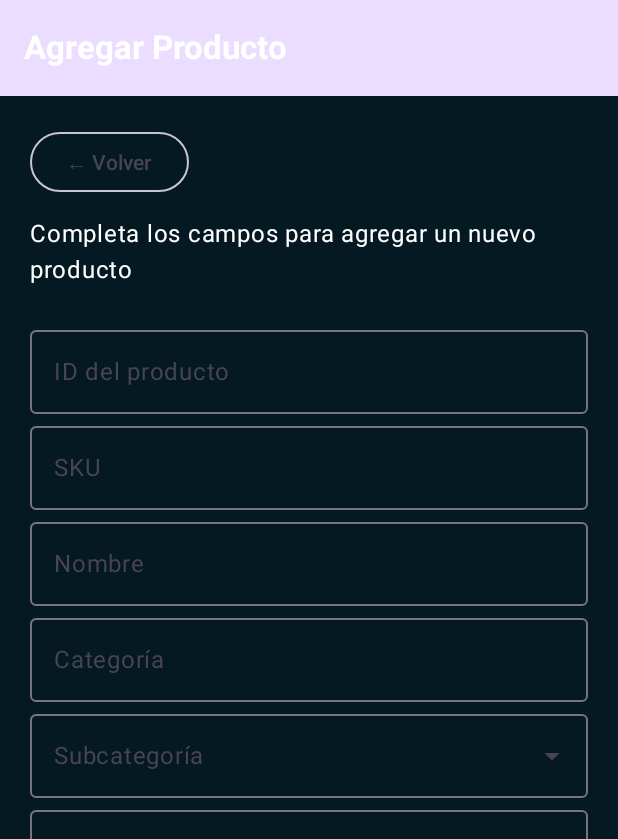
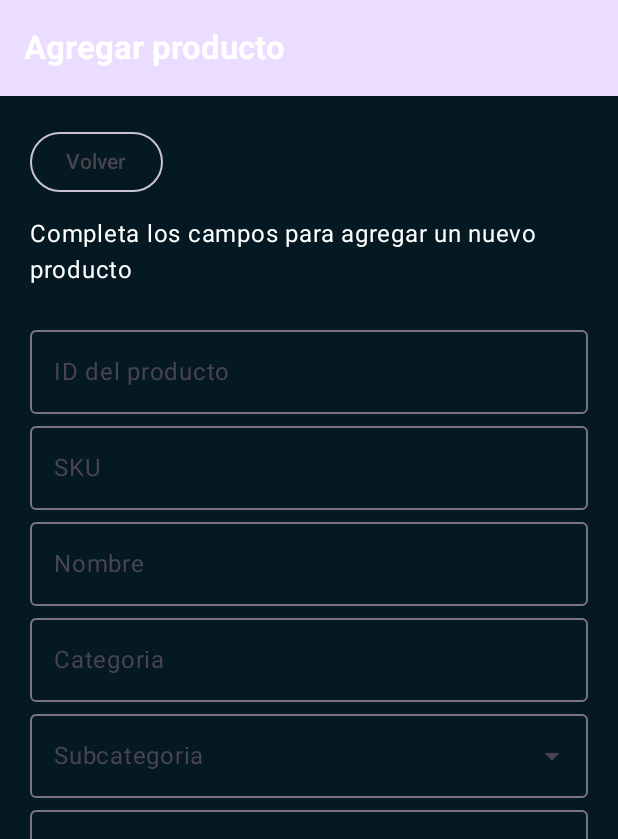
Before and after one commit to alexwpkd/Application_Alpha_Squad, an Android app built with Jetpack Compose: the administradorAgregarProducto screen opened through its navigation route, on a phone screen of 412 x 824 dp. Shown: the top 839 px of the screen. Run offline under Robolectric (Android 15) with nearby library versions, the phone set to English and light mode, and no system bars.

Commit message:
Cambios ortograficos

```diff
--- a/app/src/main/java/com/example/myapplication/View/AdministradorAgregarProducto.kt
+++ b/app/src/main/java/com/example/myapplication/View/AdministradorAgregarProducto.kt
@@ -68,7 +68,7 @@ fun administradorAgregarProducto(
         snackbarHost = { SnackbarHost(snackbarHostState) },
         topBar = {
             TopAppBar(
-                title = { Text("Agregar Producto", fontWeight = FontWeight.Bold) },
+                title = { Text("Agregar producto", fontWeight = FontWeight.Bold) },
                 colors = TopAppBarDefaults.topAppBarColors(
                     containerColor = MaterialTheme.colorScheme.primaryContainer
                 )
@@ -88,7 +88,7 @@ fun administradorAgregarProducto(
                 onClick = { navController.navigate("admin") },
                 modifier = Modifier.align(Alignment.Start)
             ) {
-                Text("← Volver")
+                Text("Volver")
             }
 
             Spacer(modifier = Modifier.height(12.dp))
@@ -121,7 +121,7 @@ fun administradorAgregarProducto(
 
             OutlinedTextField(
                 value = categoria, onValueChange = { categoria = it },
-                label = { Text("Categoría") },
+                label = { Text("Categoria") },
                 modifier = Modifier.fillMaxWidth()
             )
 
@@ -132,7 +132,7 @@ fun administradorAgregarProducto(
                 OutlinedTextField(
                     value = selectedText,
                     onValueChange = {},
-                    label = { Text("Subcategoría") },
+                    label = { Text("Subcategoria") },
                     readOnly = true,
                     modifier = Modifier
                         .menuAnchor()
```
